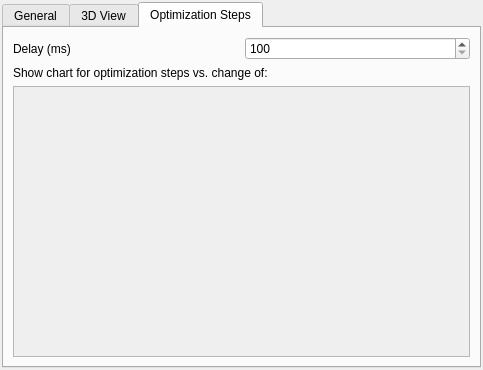
Before: the Qt Designer form modules/FiAKEr/FiAKErSettings.ui in 3dct/open_iA, drawn with Qt 5.
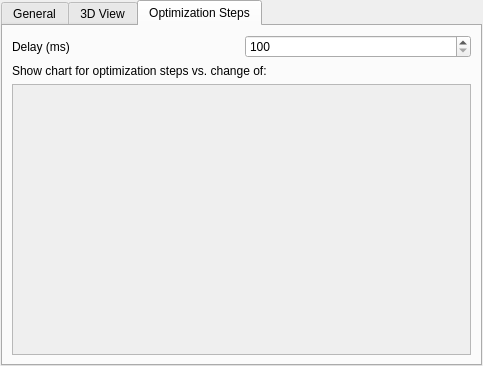
After: the same form once the commit is applied. The open tabs and pages were chosen to show the change.

Diff of the .ui file:
```diff
--- a/modules/FiAKEr/FiAKErSettings.ui
+++ b/modules/FiAKEr/FiAKErSettings.ui
@@ -18,16 +18,16 @@
     <number>0</number>
    </property>
    <property name="leftMargin">
-    <number>2</number>
+    <number>1</number>
    </property>
    <property name="topMargin">
-    <number>2</number>
+    <number>0</number>
    </property>
    <property name="rightMargin">
-    <number>2</number>
+    <number>1</number>
    </property>
    <property name="bottomMargin">
-    <number>2</number>
+    <number>0</number>
    </property>
    <item>
     <widget class="QTabWidget" name="tabWidget">
@@ -626,8 +626,8 @@
            <rect>
             <x>0</x>
             <y>0</y>
-            <width>453</width>
-            <height>256</height>
+            <width>98</width>
+            <height>28</height>
            </rect>
           </property>
           <layout class="QVBoxLayout" name="verticalLayout_2">
```
